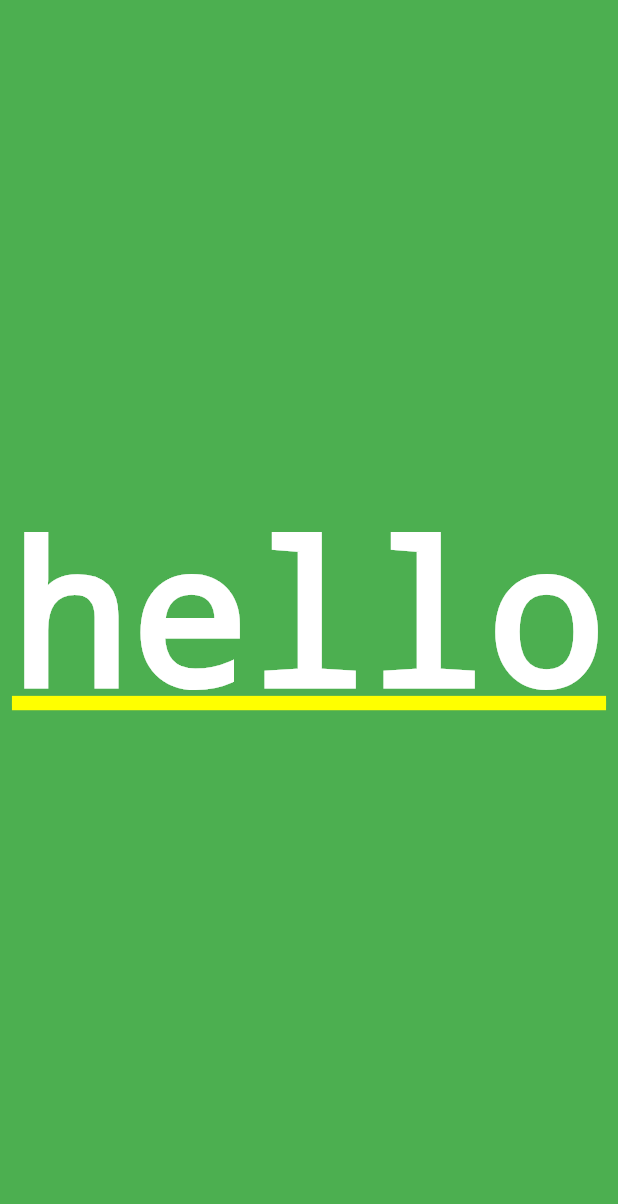
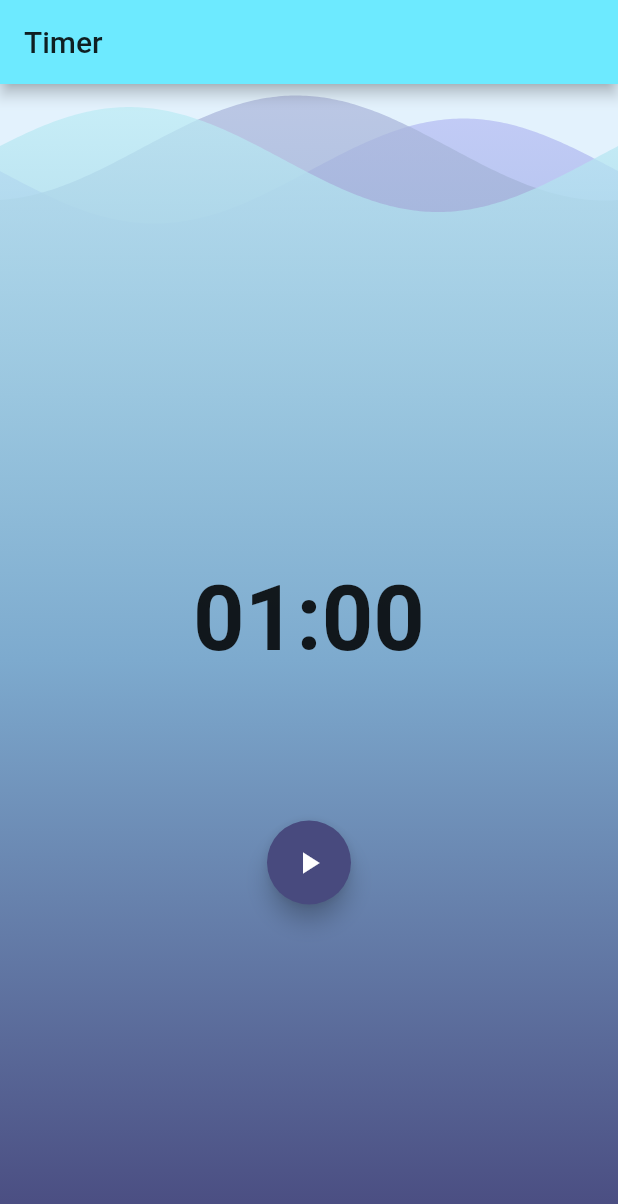
Before and after one commit to nabakirov/bloc_example_apps, a Flutter app: the screen it shows after launch, swiped to page 2, on a phone screen of 412 x 824 dp. Shown: the top 1204 px of the screen. Run offline on Flutter 3.47's test engine with Material 2 defaults, Android fonts, the phone set to English and light mode, and no system bars; drawn by our look-alikes of wave; our stand-ins replace bloc, equatable, flutter_bloc.

Commit message:
add Timer app

```diff
--- a/lib/main.dart
+++ b/lib/main.dart
@@ -1,3 +1,5 @@
+import 'package:bloc_example_apps/pages/timer_app/timer_page.dart';
+
 import 'pages/counter_app/counter_page.dart';
 import 'package:flutter/material.dart';
 
@@ -8,11 +10,7 @@ class MyApp extends StatelessWidget {
     return PageView(
       children: <Widget>[
         CounterPage(),
-        Container(
-            color: Colors.green,
-            alignment: AlignmentDirectional.center,
-            child: Text('hello',
-                style: TextStyle(fontSize: 132.0, color: Colors.white))),
+        TimerPage(),
       ],
     );
   }
@@ -20,6 +18,11 @@ class MyApp extends StatelessWidget {
   @override
   Widget build(BuildContext context) {
     return MaterialApp(
+      theme: ThemeData(
+        primaryColor: Color.fromRGBO(109, 234, 255, 1),
+        accentColor: Color.fromRGBO(72, 74, 126, 1),
+        brightness: Brightness.light,
+      ),
       title: 'BlocExample',
       home: pages(),
     );
--- a/lib/pages/counter_app/counter_page.dart
+++ b/lib/pages/counter_app/counter_page.dart
@@ -5,6 +5,7 @@ import 'package:flutter/material.dart';
 class CounterPage extends StatelessWidget {
   @override
   Widget build(BuildContext context) {
+
     return BlocProvider<CounterBloc>(
         builder: (context) => CounterBloc(), child: CounterWidget());
   }
--- /dev/null
+++ b/lib/pages/timer_app/actions.dart
@@ -0,0 +1,47 @@
+import 'package:bloc_example_apps/pages/timer_app/bloc/bloc.dart';
+import 'package:flutter/material.dart';
+import 'package:flutter/widgets.dart';
+import 'package:flutter_bloc/flutter_bloc.dart';
+
+class ActionsWidget extends StatelessWidget {
+  @override
+  Widget build(BuildContext context) {
+    return Row(
+        mainAxisAlignment: MainAxisAlignment.spaceEvenly,
+        children: _mapStateToActionButtons(
+          timerBloc: BlocProvider.of<TimerBloc>(context),
+        ));
+  }
+
+  List<Widget> _mapStateToActionButtons({
+    TimerBloc timerBloc,
+  }) {
+    final TimerState state = timerBloc.currentState;
+    if (state is Ready) {
+      return [
+        _buttonBuilder(
+            timerBloc, Icons.play_arrow, Start(duration: state.duration))
+      ];
+    } else if (state is Running) {
+      return [
+        _buttonBuilder(timerBloc, Icons.pause, Pause()),
+        _buttonBuilder(timerBloc, Icons.replay, Reset())
+      ];
+    } else if (state is Paused) {
+      return [
+        _buttonBuilder(timerBloc, Icons.play_arrow, Resume()),
+        _buttonBuilder(timerBloc, Icons.replay, Reset())
+      ];
+    } else if (state is Finished) {
+      return [_buttonBuilder(timerBloc, Icons.replay, Reset())];
+    }
+    return [];
+  }
+
+  Widget _buttonBuilder(TimerBloc timerBloc, IconData icon, TimerEvent event) {
+    return FloatingActionButton(
+      child: Icon(icon),
+      onPressed: () => timerBloc.dispatch(event),
+    );
+  }
+}
--- /dev/null
+++ b/lib/pages/timer_app/background.dart
@@ -0,0 +1,38 @@
+import 'package:flutter/material.dart';
+import 'package:flutter/widgets.dart';
+import 'package:wave/config.dart';
+import 'package:wave/wave.dart';
+
+class Background extends StatelessWidget {
+  @override
+  Widget build(BuildContext context) {
+    return WaveWidget(
+      config: CustomConfig(
+        gradients: [
+          [
+            Color.fromRGBO(72, 74, 126, 1),
+            Color.fromRGBO(125, 170, 206, 1),
+            Color.fromRGBO(184, 189, 245, 0.7)
+          ],
+          [
+            Color.fromRGBO(72, 74, 126, 1),
+            Color.fromRGBO(125, 170, 206, 1),
+            Color.fromRGBO(172, 182, 219, 0.7)
+          ],
+          [
+            Color.fromRGBO(72, 73, 126, 1),
+            Color.fromRGBO(125, 170, 206, 1),
+            Color.fromRGBO(190, 238, 246, 0.7)
+          ],
+        ],
+        durations: [19440, 10800, 6000],
+        heightPercentages: [0.03, 0.01, 0.02],
+        gradientBegin: Alignment.bottomCenter,
+        gradientEnd: Alignment.topCenter,
+      ),
+      size: Size(double.infinity, double.infinity),
+      waveAmplitude: 25,
+      backgroundColor: Colors.blue[50],
+    );
+  }
+}
--- /dev/null
+++ b/lib/pages/timer_app/bloc/bloc.dart
@@ -0,0 +1,3 @@
+export 'timer_bloc.dart';
+export 'timer_event.dart';
+export 'timer_state.dart';
--- /dev/null
+++ b/lib/pages/timer_app/bloc/timer_bloc.dart
@@ -0,0 +1,78 @@
+import 'dart:async';
+import 'package:bloc/bloc.dart';
+import 'package:bloc_example_apps/pages/timer_app/ticker.dart';
+import 'package:flutter/widgets.dart';
+import './bloc.dart';
+import './timer_state.dart';
+
+class TimerBloc extends Bloc<TimerEvent, TimerState> {
+  final Ticker _ticker;
+  final int _duration = 60;
+
+  StreamSubscription<int> _tickerSubscription;
+
+  TimerBloc({@required Ticker ticker})
+    : assert(ticker != null),
+    _ticker = ticker;
+
+  @override
+  TimerState get initialState => Ready(_duration);
+
+  @override
+  Stream<TimerState> mapEventToState(
+    TimerEvent event,
+  ) async* {
+    if (event is Start) {
+      yield* _mapStartToState(event);
+    } else if (event is Pause) {
+      yield* _mapPauseToState(event);
+    } else if (event is Tick) {
+      yield* _mapTickToState(event);
+    } else if (event is Resume) {
+      yield* _mapResumeToState(event);
+    } else if (event is Reset) {
+      yield* _mapResetToState(event);
+    }
+  }
+
+  @override
+  void dispose() {
+    _tickerSubscription?.cancel();
+    super.dispose();
+  }
+
+  Stream<TimerState> _mapStartToState(Start start) async* {
+    yield Running(start.duration);
+    _tickerSubscription?.cancel();
+    _tickerSubscription = _ticker.tick(ticks: start.duration).listen(
+      (duration) {
+        dispatch(Tick(duration: duration));
+      }
+    );
+  }
+
+  Stream<TimerState> _mapPauseToState(Pause pause) async* {
+    final state = currentState;
+    if (state is Running) {
+      _tickerSubscription?.pause();
+      yield Paused(state.duration);
+    }
+  }
+
+  Stream<TimerState> _mapTickToState(Tick tick) async* {
+    yield tick.duration > 0 ? Running(tick.duration) : Finished();
+  }
+
+  Stream<TimerState> _mapResumeToState(Resume pause) async* {
+    final state = currentState;
+    if (state is Paused) {
+      _tickerSubscription?.resume();
+      yield Running(state.duration);
+    }
+  }
+
+  Stream<TimerState> _mapResetToState(Reset reset) async* {
+    _tickerSubscription?.cancel();
+    yield Ready(_duration);
+  }
+}
--- /dev/null
+++ b/lib/pages/timer_app/bloc/timer_event.dart
@@ -0,0 +1,40 @@
+import 'package:equatable/equatable.dart';
+import 'package:meta/meta.dart';
+
+@immutable
+abstract class TimerEvent extends Equatable {
+  TimerEvent([List props = const <dynamic>[]]) : super(props);
+}
+
+class Start extends TimerEvent {
+  final int duration;
+
+  Start({@required this.duration}) : super([duration]);
+
+  @override
+  String toString() => "Start { duration: $duration }";
+}
+
+class Pause extends TimerEvent {
+  @override
+  String toString() => "Pause";
+}
+
+class Reset extends TimerEvent {
+  @override
+  String toString() => "Reset";
+}
+
+class Resume extends TimerEvent {
+  @override
+  String toString() => "Resume";
+}
+
+class Tick extends TimerEvent {
+  final int duration;
+
+  Tick({@required this.duration}) : super([duration]);
+
+  @override
+  String toString() => "Tick { duration: $duration }";
+}
--- /dev/null
+++ b/lib/pages/timer_app/bloc/timer_state.dart
@@ -0,0 +1,37 @@
+import 'package:equatable/equatable.dart';
+import 'package:meta/meta.dart';
+
+@immutable
+abstract class TimerState extends Equatable {
+  final int duration;
+
+  TimerState(this.duration, [List props = const []])
+      : super([duration]..addAll(props));
+}
+
+class Ready extends TimerState {
+  Ready(int duration) : super(duration);
+
+  @override
+  String toString() => 'Ready { duration: $duration }';
+}
+
+class Paused extends TimerState {
+  Paused(int duration) : super(duration);
+
+  @override
+  String toString() => 'Paused { duration: $duration }';
+}
+
+class Running extends TimerState {
+  Running(int duration) : super(duration);
+
+  @override
+  String toString() => 'Running { duration: $duration }';
+}
+
+class Finished extends TimerState {
+  Finished() : super(0);
+  @override
+  String toString() => 'Finished';
+}
--- /dev/null
+++ b/lib/pages/timer_app/timer_page.dart
@@ -0,0 +1,57 @@
+import 'package:bloc_example_apps/pages/timer_app/background.dart';
+import 'package:bloc_example_apps/pages/timer_app/bloc/bloc.dart';
+import 'package:bloc_example_apps/pages/timer_app/bloc/timer_bloc.dart';
+import 'package:bloc_example_apps/pages/timer_app/ticker.dart';
+import 'package:flutter/material.dart';
+import 'package:flutter_bloc/flutter_bloc.dart';
+import './actions.dart';
+
+class TimerPage extends StatelessWidget {
+  @override
+  Widget build(BuildContext context) {
+    return BlocProvider(
+        builder: (context) => TimerBloc(ticker: Ticker()), child: Timer());
+  }
+}
+
+class Timer extends StatelessWidget {
+  static const TextStyle timerTextStyle =
+      TextStyle(fontSize: 60, fontWeight: FontWeight.bold);
+
+  @override
+  Widget build(BuildContext context) {
+    return Scaffold(
+        appBar: AppBar(title: Text('Timer')),
+        body: Stack(children: <Widget>[
+          Background(),
+          Column(
+            mainAxisAlignment: MainAxisAlignment.center,
+            crossAxisAlignment: CrossAxisAlignment.center,
+            children: <Widget>[
+              Padding(
+                  padding: EdgeInsets.symmetric(vertical: 100),
+                  child: Center(child: BlocBuilder<TimerBloc, TimerState>(
+                      builder: (context, state) {
+                    final String minutesStr = ((state.duration / 60) % 60)
+                        .floor()
+                        .toString()
+                        .padLeft(2, '0');
+                    final String secondsStr = (state.duration % 60)
+                        .floor()
+                        .toString()
+                        .padLeft(2, '0');
+                    return Text(
+                      '$minutesStr:$secondsStr',
+                      style: Timer.timerTextStyle,
+                    );
+                  }))),
+              BlocBuilder<TimerBloc, TimerState>(
+                condition: (previusState, currentState) =>
+                    currentState.runtimeType != previusState.runtimeType,
+                builder: (context, state) => ActionsWidget(),
+              )
+            ],
+          ),
+        ]));
+  }
+}
--- a/pubspec.yaml
+++ b/pubspec.yaml
@@ -21,6 +21,8 @@ dependencies:
     sdk: flutter
   flutter_bloc: ^0.20.0
   meta: ^1.1.6
+  equatable: ^0.2.0
+  wave: ^0.0.8
 
   # The following adds the Cupertino Icons font to your application.
   # Use with the CupertinoIcons class for iOS style icons.
```
Also changed, not shown: pubspec.lock.
